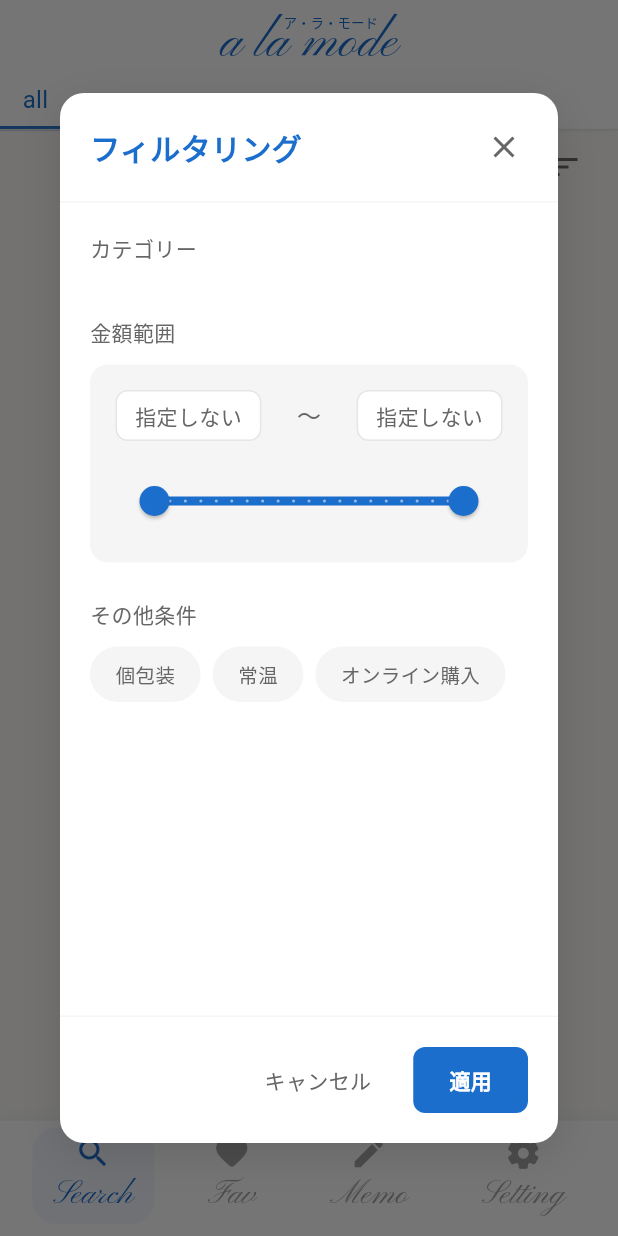
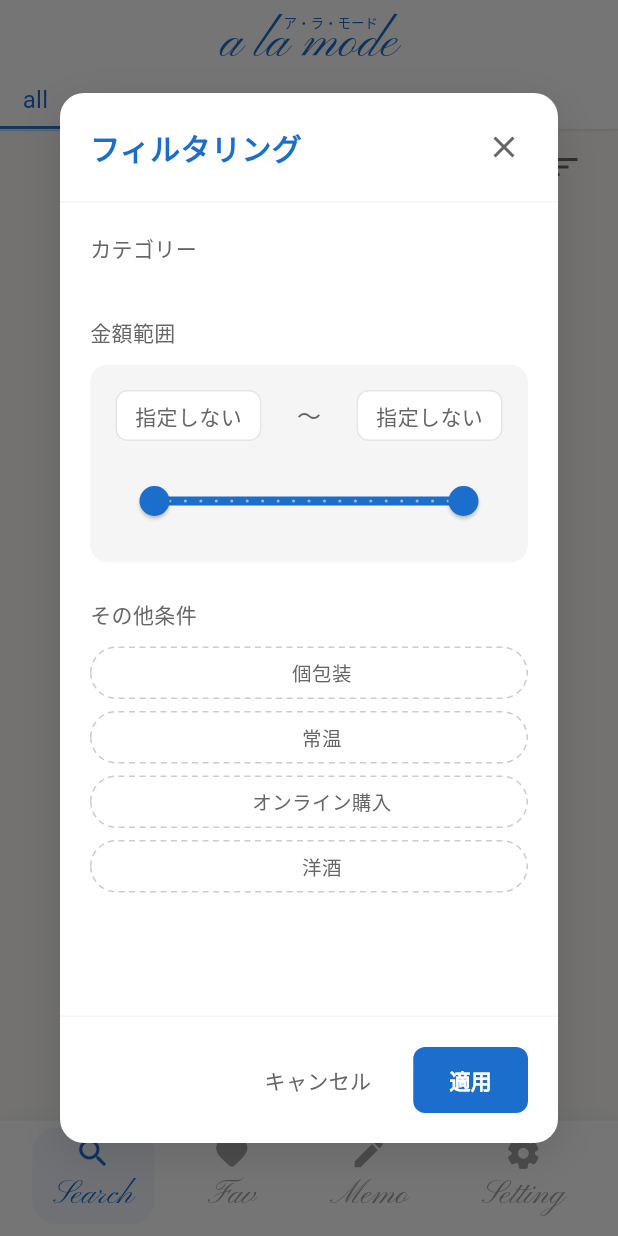
Before and after one commit to erablea/alamode_app, a Flutter app: the screen it shows after launch, item 2 of the bottom bar chosen, after a tap on the "filter list alt" icon, on a phone screen of 412 x 824 dp. Run offline on Flutter 3.47's test engine with Material 3 defaults, Android fonts, the phone set to English and light mode, and no system bars; our stand-ins replace cached_network_image, image_picker, shared_preferences, supabase_flutter, syncfusion_flutter_datepicker; accounts and stored records are empty; Roboto replaces fonts that are missing (ZenMaruGothic); project files that could hold a hidden picture were left out.

Commit message:
洋酒条件を全体に追加し、homeフィルターの表記をチップ表示と統一
- useritem_alcohol/item_alcohol列を追加(SQL)
- memo.dartのuseritem保存/読み込みで洋酒状態を反映
  (これまでハードコードでunknown固定になっていた)
- ゲストデータのSupabase移行(auth_service.dart)でも洋酒を反映
- home.dart/favorite.dartのフィルターダイアログを、個別実装だった
  条件チップからCommonWidgets.buildConditionChipに統一し、
  「個包装あり」等の表記をアプリ全体で揃えた。洋酒フィルターも追加
- 商品詳細画面の条件表示にも洋酒を追加

```diff
--- a/lib/services/auth_service.dart
+++ b/lib/services/auth_service.dart
@@ -138,6 +138,9 @@ class AuthService {
       'useritem_roomtemperature': otherConditions.contains('常温') ? 'yes' : 'no',
       'useritem_individualwrapping': otherConditions.contains('個包装') ? 'yes' : 'no',
       'useritem_online': otherConditions.contains('オンライン購入') ? 'yes' : 'no',
+      'useritem_alcohol': otherConditions.contains('洋酒不使用')
+          ? 'yes'
+          : (otherConditions.contains('洋酒使用') ? 'no' : null),
       'useritem_memo': data['present_memo'] ?? '',
       'useritem_URL': '',
       'useritem_image': data['present_imageurl'],
--- a/lib/view/home.dart
+++ b/lib/view/home.dart
@@ -351,6 +351,7 @@ class _ItemListState extends State<ItemList>
   static bool _globalFilterIndividualWrapping = false;
   static bool _globalFilterRoomTemperature = false;
   static bool _globalFilterOnline = false;
+  static bool _globalFilterAlcohol = false;
   @override
   bool get wantKeepAlive => true;
 
@@ -374,6 +375,9 @@ class _ItemListState extends State<ItemList>
 
   bool get _filterOnline => _globalFilterOnline;
   set _filterOnline(bool value) => _globalFilterOnline = value;
+
+  bool get _filterAlcohol => _globalFilterAlcohol;
+  set _filterAlcohol(bool value) => _globalFilterAlcohol = value;
 
 // 並び替えオプション
   static const List<Map<String, String>> _sortOptions = [
@@ -536,17 +540,22 @@ class _ItemListState extends State<ItemList>
 
       if (_filterIndividualWrapping) {
         final value = item['item_individualwrapping'];
-        if (value != "1" && value != 1) continue;
+        if (value != "1" && value != 1 && value != true) continue;
       }
 
       if (_filterRoomTemperature) {
         final value = item['item_roomtemperature'];
-        if (value != "1" && value != 1) continue;
+        if (value != "1" && value != 1 && value != true) continue;
       }
 
       if (_filterOnline) {
         final value = item['item_online'];
-        if (value != "1" && value != 1) continue;
+        if (value != "1" && value != 1 && value != true) continue;
+      }
+
+      if (_filterAlcohol) {
+        final value = item['item_alcohol'];
+        if (value != "1" && value != 1 && value != true) continue;
       }
 
       filteredDocs.add(item);
@@ -630,7 +639,10 @@ class _ItemListState extends State<ItemList>
     final hasGenreFilter = _filterGenre.values.any((selected) => selected);
     final hasPriceFilter = _filterPriceMin > 0 || _filterPriceMax < 20000;
     final hasOtherFilter =
-        _filterIndividualWrapping || _filterRoomTemperature || _filterOnline;
+        _filterIndividualWrapping ||
+            _filterRoomTemperature ||
+            _filterOnline ||
+            _filterAlcohol;
 //    final hasRatingFilter = _filterRatingMin > 1 || _filterRatingMax < 5;
     return hasGenreFilter || hasPriceFilter || hasOtherFilter /*|| hasRatingFilter*/;
   }
@@ -681,7 +693,7 @@ class _ItemListState extends State<ItemList>
 
     if (_filterIndividualWrapping) {
       filterChips.add(_buildFilterChip(
-        label: '個包装',
+        label: CommonWidgets.conditionLabels['個包装']!['yes']!,
         onRemove: () {
           setState(() {
             _filterIndividualWrapping = false;
@@ -692,7 +704,7 @@ class _ItemListState extends State<ItemList>
 
     if (_filterRoomTemperature) {
       filterChips.add(_buildFilterChip(
-        label: '常温',
+        label: CommonWidgets.conditionLabels['常温']!['yes']!,
         onRemove: () {
           setState(() {
             _filterRoomTemperature = false;
@@ -703,10 +715,21 @@ class _ItemListState extends State<ItemList>
 
     if (_filterOnline) {
       filterChips.add(_buildFilterChip(
-        label: 'オンライン購入',
+        label: CommonWidgets.conditionLabels['オンライン購入']!['yes']!,
         onRemove: () {
           setState(() {
             _filterOnline = false;
+          });
+        },
+      ));
+    }
+
+    if (_filterAlcohol) {
+      filterChips.add(_buildFilterChip(
+        label: CommonWidgets.conditionLabels['洋酒']!['yes']!,
+        onRemove: () {
+          setState(() {
+            _filterAlcohol = false;
           });
         },
       ));
@@ -787,6 +810,7 @@ class _ItemListState extends State<ItemList>
         currentIndividualWrapping: _filterIndividualWrapping,
         currentRoomTemperature: _filterRoomTemperature,
         currentOnline: _filterOnline,
+        currentAlcohol: _filterAlcohol,
         isAllTab: widget.genre == 'all', // allタブかどうかを新しいパラメータで渡す
       ),
     );
@@ -800,6 +824,7 @@ class _ItemListState extends State<ItemList>
         _filterIndividualWrapping = result['filterIndividualWrapping'] ?? false;
         _filterRoomTemperature = result['filterRoomTemperature'] ?? false;
         _filterOnline = result['filterOnline'] ?? false;
+        _filterAlcohol = result['filterAlcohol'] ?? false;
         _cachedDocs = null;
       });
     }
@@ -1026,6 +1051,7 @@ class HomeFilterDialog extends StatefulWidget {
   final bool currentIndividualWrapping;
   final bool currentRoomTemperature;
   final bool currentOnline;
+  final bool currentAlcohol;
   final bool isAllTab;
 
   const HomeFilterDialog({
@@ -1037,6 +1063,7 @@ class HomeFilterDialog extends StatefulWidget {
     required this.currentIndividualWrapping,
     required this.currentRoomTemperature,
     required this.currentOnline,
+    required this.currentAlcohol,
     required this.isAllTab,
   });
 
@@ -1050,6 +1077,7 @@ class _HomeFilterDialogState extends State<HomeFilterDialog> {
   late bool _tempIndividualWrapping;
   late bool _tempRoomTemperature;
   late bool _tempOnline;
+  late bool _tempAlcohol;
 /*  late RangeValues _tempFilterRatingRange; */
 
   @override
@@ -1061,6 +1089,7 @@ class _HomeFilterDialogState extends State<HomeFilterDialog> {
     _tempIndividualWrapping = widget.currentIndividualWrapping;
     _tempRoomTemperature = widget.currentRoomTemperature;
     _tempOnline = widget.currentOnline;
+    _tempAlcohol = widget.currentAlcohol;
   }
 
   @override
@@ -1186,6 +1215,7 @@ class _HomeFilterDialogState extends State<HomeFilterDialog> {
                           'filterIndividualWrapping': _tempIndividualWrapping,
                           'filterRoomTemperature': _tempRoomTemperature,
                           'filterOnline': _tempOnline,
+                          'filterAlcohol': _tempAlcohol,
                         });
                       },
                       child: Container(
@@ -1416,60 +1446,36 @@ class _HomeFilterDialogState extends State<HomeFilterDialog> {
           spacing: 8.0,
           runSpacing: 8.0,
           children: [
-            _buildConditionChip(
+            CommonWidgets.buildConditionChip(
               context,
               '個包装',
-              _tempIndividualWrapping,
-              (isSelected) =>
-                  setState(() => _tempIndividualWrapping = !isSelected),
-            ),
-            _buildConditionChip(
+              _tempIndividualWrapping ? 'yes' : 'unknown',
+              onTap: () =>
+                  setState(() => _tempIndividualWrapping = !_tempIndividualWrapping),
+            ),
+            CommonWidgets.buildConditionChip(
               context,
               '常温',
-              _tempRoomTemperature,
-              (isSelected) =>
-                  setState(() => _tempRoomTemperature = !isSelected),
-            ),
-            _buildConditionChip(
+              _tempRoomTemperature ? 'yes' : 'unknown',
+              onTap: () =>
+                  setState(() => _tempRoomTemperature = !_tempRoomTemperature),
+            ),
+            CommonWidgets.buildConditionChip(
               context,
               'オンライン購入',
-              _tempOnline,
-              (isSelected) => setState(() => _tempOnline = !isSelected),
+              _tempOnline ? 'yes' : 'unknown',
+              onTap: () => setState(() => _tempOnline = !_tempOnline),
+            ),
+            CommonWidgets.buildConditionChip(
+              context,
+              '洋酒',
+              _tempAlcohol ? 'yes' : 'unknown',
+              onTap: () => setState(() => _tempAlcohol = !_tempAlcohol),
             ),
           ],
         ),
         ),
       ],
-    );
-  }
-
-  Widget _buildConditionChip(
-      BuildContext context, String label, bool isSelected, Function(bool) onTap) {
-    return Material(
-      color: Colors.transparent,
-      child: InkWell(
-        borderRadius: BorderRadius.circular(20),
-        onTap: () => onTap(isSelected),
-        child: Container(
-          padding: const EdgeInsets.symmetric(horizontal: 16, vertical: 8),
-          decoration: BoxDecoration(
-            color: isSelected ? Colors.white : AppColors.greyLight,
-            borderRadius: BorderRadius.circular(20),
-            border: Border.all(
-              color: isSelected ? Theme.of(context).primaryColor : AppColors.greyLight,
-              width: 1,
-            ),
-          ),
-          child: Text(
-            label,
-            style: TextStyle(
-              color: isSelected ? Theme.of(context).primaryColor : AppColors.blackLight,
-              fontWeight: isSelected ? FontWeight.w600 : FontWeight.normal,
-              fontSize: 13,
-            ),
-          ),
-        ),
-      ),
     );
   }
 
@@ -2034,6 +2040,7 @@ class _ItemDetailScreenState extends State<ItemDetailScreen> {
       'item_individualwrapping': '個包装',
       'item_roomtemperature': '常温',
       'item_online': 'オンライン購入',
+      'item_alcohol': '洋酒',
     };
 
     final flagEntries = <MapEntry<String, String>>[];
--- a/lib/view/memo.dart
+++ b/lib/view/memo.dart
@@ -687,7 +687,7 @@ class PresentManagementService {
     try {
       final data = await supabase
           .from('event')
-          .select('event_id, event_how, event_reaction_rating, event_date, event_memo, event_createdate, useritem(useritem_id, useritem_name, useritem_brand, useritem_category, useritem_price, useritem_roomtemperature, useritem_individualwrapping, useritem_online, useritem_memo, useritem_image, item_id, useritem_approved), who(who_id, who_name)')
+          .select('event_id, event_how, event_reaction_rating, event_date, event_memo, event_createdate, useritem(useritem_id, useritem_name, useritem_brand, useritem_category, useritem_price, useritem_roomtemperature, useritem_individualwrapping, useritem_online, useritem_alcohol, useritem_memo, useritem_image, item_id, useritem_approved), who(who_id, who_name)')
           .eq('user_id', uid)
           .order('event_createdate', ascending: false);
       return (data as List).map((e) => _supabaseToPresent(e as Map<String, dynamic>)).toList();
@@ -705,7 +705,7 @@ class PresentManagementService {
       '個包装': _dbVal(useritem['useritem_individualwrapping'] as String?),
       '常温': _dbVal(useritem['useritem_roomtemperature'] as String?),
       'オンライン購入': _dbVal(useritem['useritem_online'] as String?),
-      '洋酒': 'unknown',
+      '洋酒': _dbVal(useritem['useritem_alcohol'] as String?),
     };
     return {
       'present_id': event['event_id'],
@@ -748,6 +748,7 @@ class PresentManagementService {
       'useritem_roomtemperature': condStates['常温'] == 'unknown' ? null : condStates['常温'],
       'useritem_individualwrapping': condStates['個包装'] == 'unknown' ? null : condStates['個包装'],
       'useritem_online': condStates['オンライン購入'] == 'unknown' ? null : condStates['オンライン購入'],
+      'useritem_alcohol': condStates['洋酒'] == 'unknown' ? null : condStates['洋酒'],
       'useritem_memo': data['present_memo'] ?? '',
       'useritem_URL': '',
       'useritem_image': data['present_imageurl'],
@@ -787,6 +788,7 @@ class PresentManagementService {
       'useritem_roomtemperature': condStates2['常温'] == 'unknown' ? null : condStates2['常温'],
       'useritem_individualwrapping': condStates2['個包装'] == 'unknown' ? null : condStates2['個包装'],
       'useritem_online': condStates2['オンライン購入'] == 'unknown' ? null : condStates2['オンライン購入'],
+      'useritem_alcohol': condStates2['洋酒'] == 'unknown' ? null : condStates2['洋酒'],
       'useritem_memo': data['present_memo'] ?? '',
       'useritem_image': data['present_imageurl'],
       'useritem_update': DateTime.now().toIso8601String(),
```
Also changed, not shown: lib/view/favorite.dart (+28 -5 lines), 1 other file.
